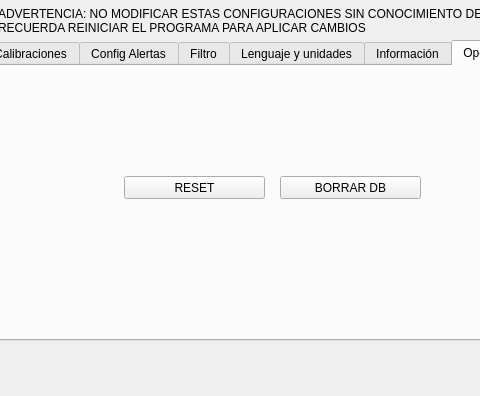
Old version of the form asa_application/settings.ui in the repository razulued/qt_application; both pictures show x 102 to 582 and y 0 to 396 of the 800 by 600 pixel window.
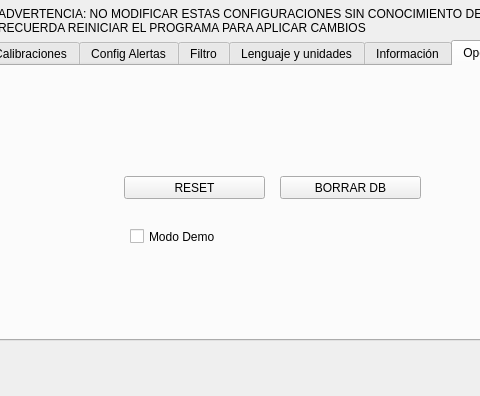
New version of the form. The open tabs and pages were chosen to show the change. Icons and pictures are not drawn.

What changed in the file:
```diff
--- a/asa_application/settings.ui
+++ b/asa_application/settings.ui
@@ -6009,6 +6009,19 @@
       <string>RESET</string>
      </property>
     </widget>
+    <widget class="QCheckBox" name="checkBox">
+     <property name="geometry">
+      <rect>
+       <x>220</x>
+       <y>150</y>
+       <width>221</width>
+       <height>41</height>
+      </rect>
+     </property>
+     <property name="text">
+      <string>Modo Demo</string>
+     </property>
+    </widget>
    </widget>
   </widget>
   <widget class="QFrame" name="key_frame">
```
Left out of the diff: 4 changed lines with no effect on the pictures.
